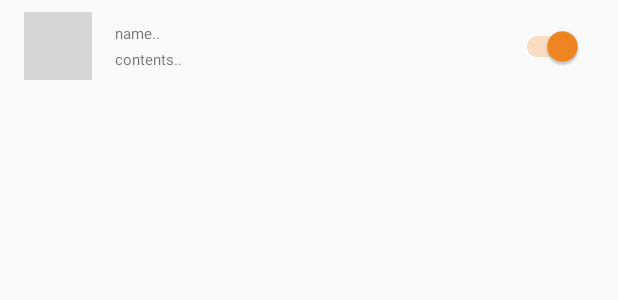
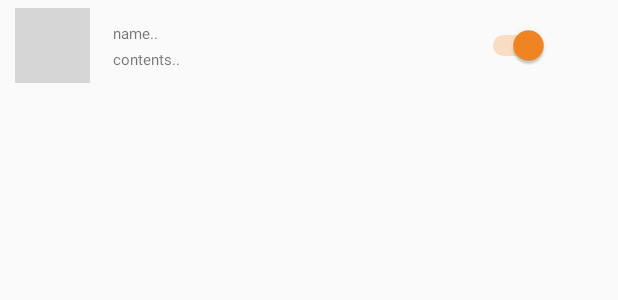
Before and after one commit to parksodam0328/BreadClock, an Android app: the layout listview_alarm_custom.xml on its own in the app's theme, with its tools: preview values and no code run, on a phone screen of 412 x 824 dp. Shown: the top 300 px of the screen. Run offline under Robolectric (Android 15) with nearby library versions, the phone set to English and light mode, and no system bars; grey boxes are pictures that could not be loaded.

Commit message:
디자인 수정 및 파이어베이스 연동 체크

```diff
--- a/app/src/main/AndroidManifest.xml
+++ b/app/src/main/AndroidManifest.xml
@@ -53,7 +53,8 @@
 
 
         <activity
-            android:name=".BakeryInfoActivity"/>
+            android:name=".BakeryInfoActivity"
+            android:screenOrientation="sensorPortrait"/>
 
 
         <activity
--- a/app/src/main/java/kr/hs/emirim/parksodam/mirimbreadclock2/BakeryInfoActivity.java
+++ b/app/src/main/java/kr/hs/emirim/parksodam/mirimbreadclock2/BakeryInfoActivity.java
@@ -24,8 +24,8 @@ import kr.hs.emirim.parksodam.mirimbreadclock2.model.BakeryInformation;
 
 public class BakeryInfoActivity extends AppCompatActivity {
 
-    private TextView breadname1, breadname2, breadname3, breadname4, bakeryName, tel, location, time, intro;
-    private ImageView bread1, bread2, bread3, bread4, telIcon, locationIcon, timeIcon, introIcon, picture;
+    private TextView  bakeryName, tel, location, time, intro;
+    private ImageView bread1, bread2, bread3, bread4,  picture;
     private DatabaseReference mDatabase;
     private DatabaseReference mDatabaseChild1, mDatabaseChild2, mDatabaseChild3, mDatabaseChild4;
     private Toolbar toolbar;
@@ -64,7 +64,7 @@ public class BakeryInfoActivity extends AppCompatActivity {
 
 
 
-        mDatabase= FirebaseDatabase.getInstance().getReference("BreadClockWeb/Bakeries/BasicInfo/" + "베이크팡" + "/DetailInfo");
+        mDatabase= FirebaseDatabase.getInstance().getReference("BreadClockWeb/Bakeries/BasicInfo/" + BakeryName + "/DetailInfo");
         mDatabaseChild1 = mDatabase.child("p_bread1");
         mDatabaseChild2 = mDatabase.child("p_bread2");
         mDatabaseChild3 = mDatabase.child("p_bread3");
--- a/app/src/main/res/layout/listview_alarm_custom.xml
+++ b/app/src/main/res/layout/listview_alarm_custom.xml
@@ -3,27 +3,23 @@
     xmlns:app="http://schemas.android.com/apk/res-auto"
     android:layout_width="match_parent"
     android:layout_height="wrap_content"
-    android:orientation="horizontal"
-    android:weightSum="1">
+    android:orientation="horizontal">
 
     <ImageView
         android:id="@+id/iv_img"
-        android:layout_width="45dp"
-        android:layout_height="45dp"
-        android:layout_alignParentLeft="true"
-        android:layout_alignParentStart="true"
-        android:layout_alignParentTop="true"
-        android:layout_marginBottom="8dp"
+        android:layout_width="50dp"
+        android:layout_height="50dp"
+        android:layout_marginBottom="5dp"
         android:layout_marginLeft="328.25dp"
-        android:layout_marginStart="16dp"
-        android:layout_marginTop="8dp"
+        android:layout_marginStart="10dp"
+        android:layout_marginTop="5dp"
+        android:scaleType="fitXY"
         app:srcCompat="@mipmap/ic_launcher" />
 
     <LinearLayout
-        android:layout_width="259dp"
+        android:layout_width="256dp"
         android:layout_height="wrap_content"
-        android:orientation="vertical"
-        android:layout_weight="0.44">
+        android:orientation="vertical">
 
         <TextView
             android:id="@+id/tv_name"
```
Also changed, not shown: app/src/main/java/kr/hs/emirim/parksodam/mirimbreadclock2/BakeryInfo.java (deleted, +0 -58 lines), app/src/main/res/layout/listview_info_custom.xml (+9 -13 lines).
